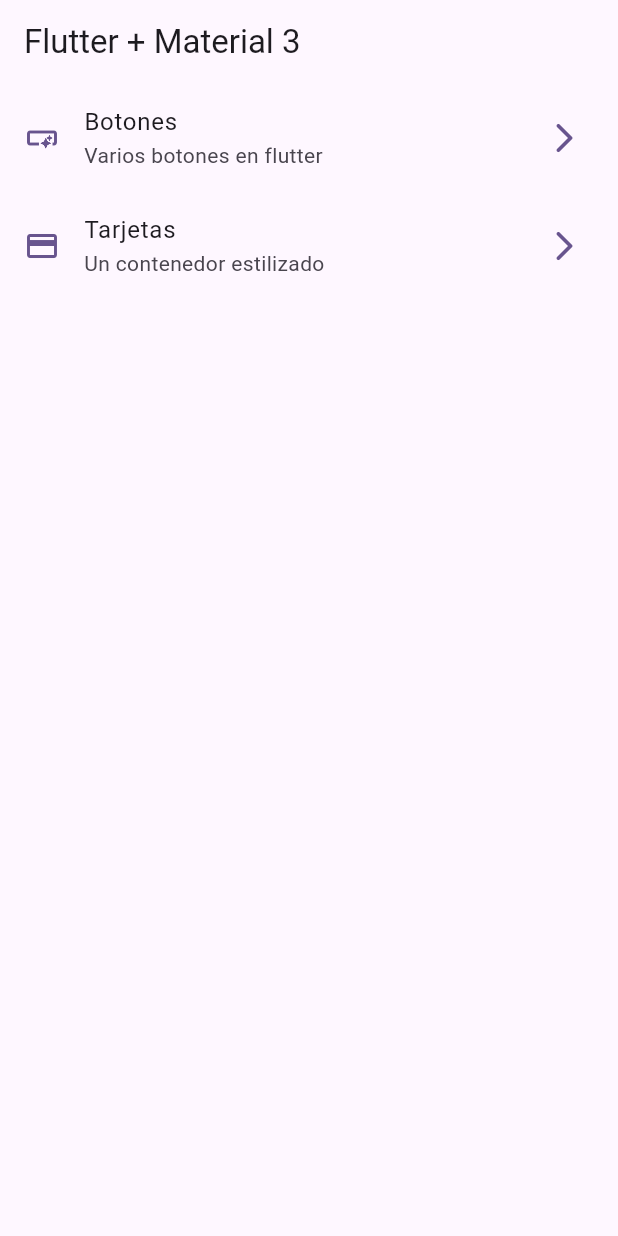
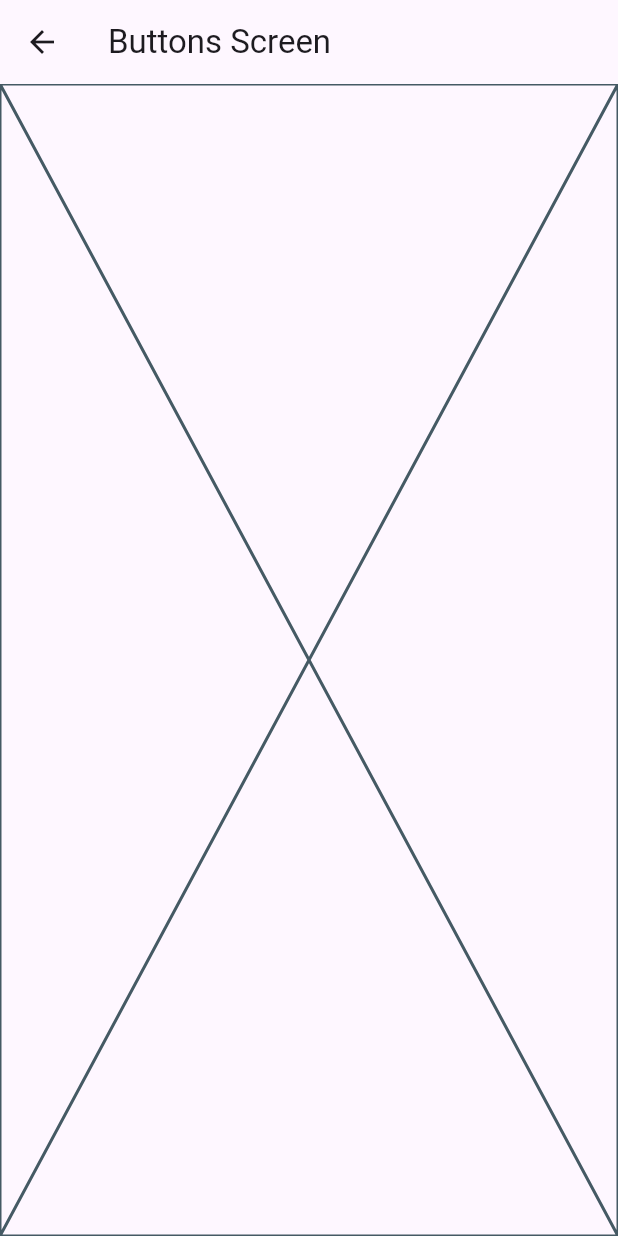
Before and after one commit to masterviur/widgets_app, a Flutter app: the screen it shows after launch, after a tap on "Botones", on a phone screen of 412 x 824 dp. Run offline on Flutter 3.47's test engine with Material 3 defaults, Android fonts, the phone set to English and light mode, and no system bars.

```diff
--- a/lib/config/menu/menu_items.dart
+++ b/lib/config/menu/menu_items.dart
@@ -24,7 +24,7 @@ const appMenuItems = <MenuItems>[
   MenuItems(
     title: 'Tarjetas',
     subTitle: 'Un contenedor estilizado',
-    link: '/card',
+    link: '/cards',
     icon: Icons.credit_card,
   ),
 ];
--- a/lib/main.dart
+++ b/lib/main.dart
@@ -1,6 +1,8 @@
 import 'package:flutter/material.dart';
 import 'package:widgets_app/config/theme/app_theme.dart';
+import 'package:widgets_app/presentation/screens/buttons/buttons_screen.dart';
 import 'package:widgets_app/presentation/screens/home/home_screen.dart';
+import 'package:widgets_app/presentation/screens/cards/cards_screen.dart';
 
 void main() {
   runApp(const MainApp());
@@ -12,8 +14,13 @@ class MainApp extends StatelessWidget {
   @override
   Widget build(BuildContext context) {
     return MaterialApp(
-        debugShowCheckedModeBanner: false,
-        theme: AppTheme(selectedColor: 5).getTheme(),
-        home: HomeScreen());
+      debugShowCheckedModeBanner: false,
+      theme: AppTheme(selectedColor: 5).getTheme(),
+      home: HomeScreen(),
+      routes: {
+        '/buttons': (context) => const ButtonsScreen(),
+        '/cards': (context) => const CardsScreen(),
+      },
+    );
   }
 }
--- /dev/null
+++ b/lib/presentation/screens/buttons/buttons_screen.dart
@@ -0,0 +1,15 @@
+import 'package:flutter/material.dart';
+
+class ButtonsScreen extends StatelessWidget {
+  const ButtonsScreen({super.key});
+
+  @override
+  Widget build(BuildContext context) {
+    return Scaffold(
+      appBar: AppBar(
+        title: const Text('Buttons Screen'),
+      ),
+      body: Placeholder(),
+    );
+  }
+}
```
Also changed, not shown: lib/presentation/screens/cards/cards_screen.dart (added, +15 -0 lines), lib/presentation/screens/home/home_screen.dart (+7 -0 lines).
